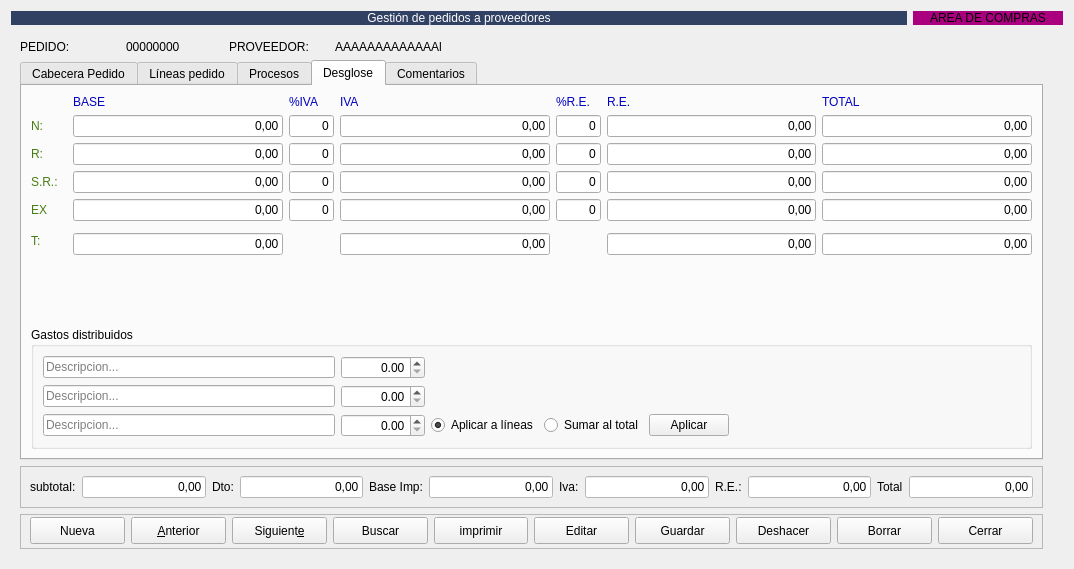
Qt form Zona_Compras/frmpedidosproveedor.ui (arcnexus/RedFoX) before a commit.
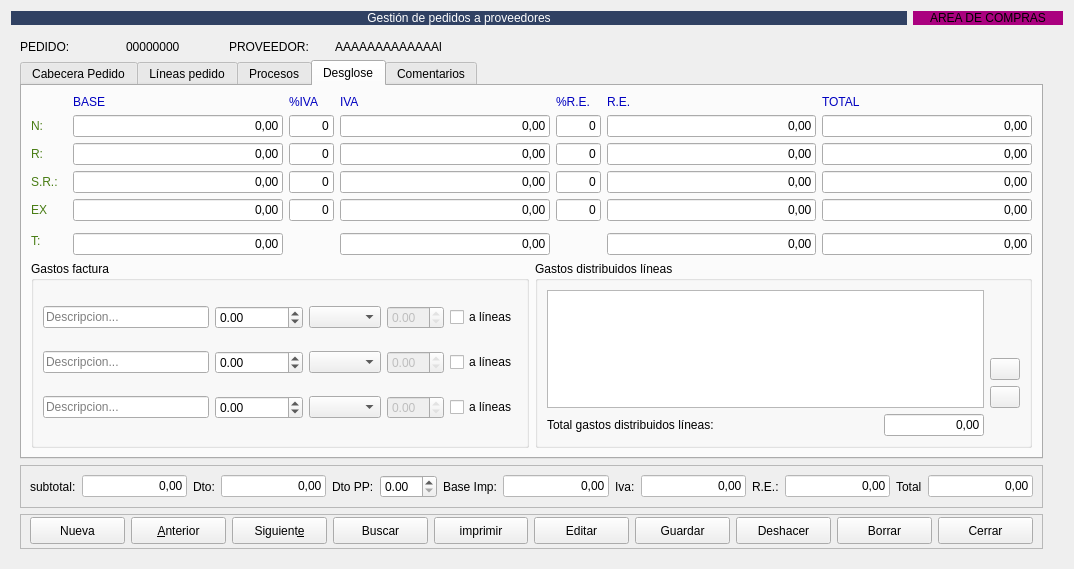
The same form after that commit. The open tabs and pages were chosen to show the change. Icons and pictures are not drawn.

The edit to the form file:
```diff
--- a/Zona_Compras/frmpedidosproveedor.ui
+++ b/Zona_Compras/frmpedidosproveedor.ui
@@ -394,37 +394,6 @@
            <string>Líneas pedido</string>
           </attribute>
           <layout class="QGridLayout" name="gridLayout_9">
-           <item row="2" column="0" colspan="5">
-            <layout class="QHBoxLayout" name="horizontalLayout_2">
-             <item>
-              <spacer name="horizontalSpacer_4">
-               <property name="orientation">
-                <enum>Qt::Horizontal</enum>
-               </property>
-               <property name="sizeHint" stdset="0">
-                <size>
-                 <width>40</width>
-                 <height>20</height>
-                </size>
-               </property>
-              </spacer>
-             </item>
-             <item>
-              <widget class="QLabel" name="label_17">
-               <property name="text">
-                <string>Total:</string>
-               </property>
-              </widget>
-             </item>
-             <item>
-              <widget class="QLabel" name="lbl_total">
-               <property name="text">
-                <string>0€</string>
-               </property>
-              </widget>
-             </item>
-            </layout>
-           </item>
            <item row="0" column="0">
             <widget class="QPushButton" name="btnAnadirLinea">
              <property name="enabled">
@@ -924,7 +893,221 @@
            <string>Desglose</string>
           </attribute>
           <layout class="QGridLayout" name="gridLayout_10">
-           <item row="0" column="0">
+           <item row="1" column="0">
+            <widget class="QGroupBox" name="groupBox">
+             <property name="title">
+              <string>Gastos factura</string>
+             </property>
+             <layout class="QGridLayout" name="gridLayout_4">
+              <item row="2" column="0">
+               <widget class="QLineEdit" name="txtGastoDist3">
+                <property name="enabled">
+                 <bool>true</bool>
+                </property>
+                <property name="placeholderText">
+                 <string>Descripcion...</string>
+                </property>
+               </widget>
+              </item>
+              <item row="2" column="3">
+               <widget class="QDoubleSpinBox" name="spiniva_gasto3">
+                <property name="enabled">
+                 <bool>false</bool>
+                </property>
+                <property name="readOnly">
+                 <bool>true</bool>
+                </property>
+               </widget>
+              </item>
+              <item row="0" column="3">
+               <widget class="QDoubleSpinBox" name="spiniva_gasto1">
+                <property name="enabled">
+                 <bool>false</bool>
+                </property>
+                <property name="readOnly">
+                 <bool>true</bool>
+                </property>
+               </widget>
+              </item>
+              <item row="1" column="1">
+               <widget class="QDoubleSpinBox" name="SpinGastoDist2">
+                <property name="minimum">
+                 <double>-999999999.000000000000000</double>
+                </property>
+                <property name="maximum">
+                 <double>999999999.990000009536743</double>
+                </property>
+               </widget>
+              </item>
+              <item row="2" column="2">
+               <widget class="QComboBox" name="cboporc_iva_gasto3"/>
+              </item>
+              <item row="0" column="2">
+               <widget class="QComboBox" name="cboporc_iva_gasto1"/>
+              </item>
+              <item row="0" column="0">
+               <widget class="QLineEdit" name="txtGastoDist1">
+                <property name="enabled">
+                 <bool>true</bool>
+                </property>
+                <property name="placeholderText">
+                 <string>Descripcion...</string>
+                </property>
+               </widget>
+              </item>
+              <item row="0" column="1">
+               <widget class="QDoubleSpinBox" name="SpinGastoDist1">
+                <property name="minimum">
+                 <double>-999999999.000000000000000</double>
+                </property>
+                <property name="maximum">
+                 <double>999999999.990000009536743</double>
+                </property>
+               </widget>
+              </item>
+              <item row="1" column="2">
+               <widget class="QComboBox" name="cboporc_iva_gasto2"/>
+              </item>
+              <item row="2" column="1">
+               <widget class="QDoubleSpinBox" name="SpinGastoDist3">
+                <property name="minimum">
+                 <double>-999999999.000000000000000</double>
+                </property>
+                <property name="maximum">
+                 <double>999999999.990000009536743</double>
+                </property>
+               </widget>
+              </item>
+              <item row="1" column="0">
+               <widget class="QLineEdit" name="txtGastoDist2">
+                <property name="enabled">
+                 <bool>true</bool>
+                </property>
+                <property name="placeholderText">
+                 <string>Descripcion...</string>
+                </property>
+               </widget>
+              </item>
+              <item row="1" column="3">
+               <widget class="QDoubleSpinBox" name="spiniva_gasto2">
+                <property name="enabled">
+                 <bool>false</bool>
+                </property>
+                <property name="readOnly">
+                 <bool>true</bool>
+                </property>
+               </widget>
+              </item>
+              <item row="0" column="4">
+               <widget class="QCheckBox" name="chkcoste1">
+                <property name="text">
+                 <string>a líneas</string>
+                </property>
+               </widget>
+              </item>
+              <item row="1" column="4">
+               <widget class="QCheckBox" name="chkcoste2">
+                <property name="text">
+                 <string>a líneas</string>
+                </property>
+               </widget>
+              </item>
+              <item row="2" column="4">
+               <widget class="QCheckBox" name="chkcoste3">
+                <property name="text">
+                 <string>a líneas</string>
+                </property>
+               </widget>
+              </item>
+             </layout>
+            </widget>
+           </item>
+           <item row="1" column="1">
+            <widget class="QGroupBox" name="groupBox_7">
+             <property name="title">
+              <string>Gastos distribuidos líneas</string>
+             </property>
+             <layout class="QGridLayout" name="gridLayout_13">
+              <item row="2" column="2">
+               <widget class="QPushButton" name="btnBorrarCostes">
+                <property name="maximumSize">
+                 <size>
+                  <width>30</width>
+                  <height>16777215</height>
+                 </size>
+                </property>
+                <property name="text">
+                 <string/>
+                </property>
+                <property name="icon">
+                 <iconset resource="../maya.qrc">
+                  <normaloff>:/Icons/PNG/borrar.png</normaloff>:/Icons/PNG/borrar.png</iconset>
+                </property>
+               </widget>
+              </item>
+              <item row="1" column="2">
+               <widget class="QPushButton" name="btnAnadir_costes">
+                <property name="maximumSize">
+                 <size>
+                  <width>30</width>
+                  <height>16777215</height>
+                 </size>
+                </property>
+                <property name="text">
+                 <string/>
+                </property>
+                <property name="icon">
+                 <iconset resource="../maya.qrc">
+                  <normaloff>:/Icons/PNG/add.png</normaloff>:/Icons/PNG/add.png</iconset>
+                </property>
+               </widget>
+              </item>
+              <item row="0" column="0" rowspan="3" colspan="2">
+               <widget class="QTableView" name="tablagastos">
+                <property name="alternatingRowColors">
+                 <bool>true</bool>
+                </property>
+                <property name="selectionMode">
+                 <enum>QAbstractItemView::SingleSelection</enum>
+                </property>
+                <property name="selectionBehavior">
+                 <enum>QAbstractItemView::SelectRows</enum>
+                </property>
+                <attribute name="horizontalHeaderStretchLastSection">
+                 <bool>true</bool>
+                </attribute>
+                <attribute name="verticalHeaderVisible">
+                 <bool>false</bool>
+                </attribute>
+               </widget>
+              </item>
+              <item row="3" column="0">
+               <widget class="QLabel" name="label_17">
+                <property name="text">
+                 <string>Total gastos distribuidos líneas:</string>
+                </property>
+               </widget>
+              </item>
+              <item row="3" column="1">
+               <widget class="QLineEdit" name="txtTotal_gastos_linea">
+                <property name="maximumSize">
+                 <size>
+                  <width>100</width>
+                  <height>16777215</height>
+                 </size>
+                </property>
+                <property name="text">
+                 <string>0,00</string>
+                </property>
+                <property name="alignment">
+                 <set>Qt::AlignRight|Qt::AlignTrailing|Qt::AlignVCenter</set>
+                </property>
+               </widget>
+              </item>
+             </layout>
+            </widget>
+           </item>
+           <item row="0" column="0" colspan="2">
             <layout class="QGridLayout" name="gridLayout_3">
              <item row="0" column="5">
               <widget class="QLabel" name="label_58">
@@ -1596,134 +1779,6 @@
              </item>
             </layout>
            </item>
-           <item row="1" column="0">
-            <spacer name="verticalSpacer">
-             <property name="orientation">
-              <enum>Qt::Vertical</enum>
-             </property>
-             <property name="sizeHint" stdset="0">
-              <size>
-               <width>20</width>
-               <height>40</height>
-              </size>
-             </property>
-            </spacer>
-           </item>
-           <item row="2" column="0">
-            <widget class="QGroupBox" name="groupBox">
-             <property name="title">
-              <string>Gastos distribuidos</string>
-             </property>
-             <layout class="QGridLayout" name="gridLayout_4">
-              <item row="1" column="1">
-               <widget class="QDoubleSpinBox" name="SpinGastoDist2">
-                <property name="enabled">
-                 <bool>true</bool>
-                </property>
-                <property name="alignment">
-                 <set>Qt::AlignRight|Qt::AlignTrailing|Qt::AlignVCenter</set>
-                </property>
-                <property name="maximum">
-                 <double>999999999.000000000000000</double>
-                </property>
-               </widget>
-              </item>
-              <item row="2" column="2">
-               <widget class="QRadioButton" name="GastoDist_toLineas">
-                <property name="text">
-                 <string>Aplicar a líneas</string>
-                </property>
-                <property name="checked">
-                 <bool>true</bool>
-                </property>
-               </widget>
-              </item>
-              <item row="2" column="1">
-               <widget class="QDoubleSpinBox" name="SpinGastoDist3">
-                <property name="enabled">
-                 <bool>true</bool>
-                </property>
-                <property name="alignment">
-                 <set>Qt::AlignRight|Qt::AlignTrailing|Qt::AlignVCenter</set>
-                </property>
-                <property name="maximum">
-                 <double>999999999.000000000000000</double>
-                </property>
-               </widget>
-              </item>
-              <item row="0" column="0">
-               <widget class="QLineEdit" name="txtGastoDist1">
-                <property name="enabled">
-                 <bool>true</bool>
-                </property>
-                <property name="placeholderText">
-                 <string>Descripcion...</string>
-                </property>
-               </widget>
-              </item>
-              <item row="2" column="0">
-               <widget class="QLineEdit" name="txtGastoDist3">
-                <property name="enabled">
-                 <bool>true</bool>
-                </property>
-                <property name="placeholderText">
-                 <string>Descripcion...</string>
-                </property>
-               </widget>
-              </item>
-              <item row="2" column="4">
-               <widget class="QPushButton" name="btn_AplyGastoDist">
-                <property name="text">
-                 <string>Aplicar</string>
-                </property>
-               </widget>
-              </item>
-              <item row="2" column="3">
-               <widget class="QRadioButton" name="GastoDist_toTotal">
-                <property name="text">
-                 <string>Sumar al total</string>
-                </property>
-               </widget>
-              </item>
-              <item row="0" column="1">
-               <widget class="QDoubleSpinBox" name="SpinGastoDist1">
-                <property name="enabled">
-                 <bool>true</bool>
-                </property>
-                <property name="alignment">
-                 <set>Qt::AlignRight|Qt::AlignTrailing|Qt::AlignVCenter</set>
-                </property>
-                <property name="maximum">
-                 <double>999999999.000000000000000</double>
-                </property>
-               </widget>
-              </item>
-              <item row="1" column="0">
-               <widget class="QLineEdit" name="txtGastoDist2">
-                <property name="enabled">
-                 <bool>true</bool>
-                </property>
-                <property name="placeholderText">
-                 <string>Descripcion...</string>
-                </property>
-               </widget>
-              </item>
-              <item row="2" column="5">
-               <spacer name="horizontalSpacer_8">
-                <property name="orientation">
-                 <enum>Qt::Horizontal</enum>
-                </property>
-                <property name="sizeHint" stdset="0">
-                 <size>
-                  <width>40</width>
-                  <height>20</height>
-                 </size>
-                </property>
-               </spacer>
-              </item>
-             </layout>
-            </widget>
-           </item>
           </layout>
          </widget>
          <widget class="QWidget" name="tab_8">
@@ -1816,6 +1871,16 @@
             </property>
            </widget>
           </item>
+          <item>
+           <widget class="QLabel" name="label_24">
+            <property name="text">
+             <string>Dto PP:</string>
+            </property>
+           </widget>
+          </item>
+          <item>
+           <widget class="QDoubleSpinBox" name="txtDto_pp"/>
+          </item>
           <item>
            <widget class="QLabel" name="label_16">
             <property name="text">
```
Left out of the diff: 279 changed lines with no effect on the pictures.
